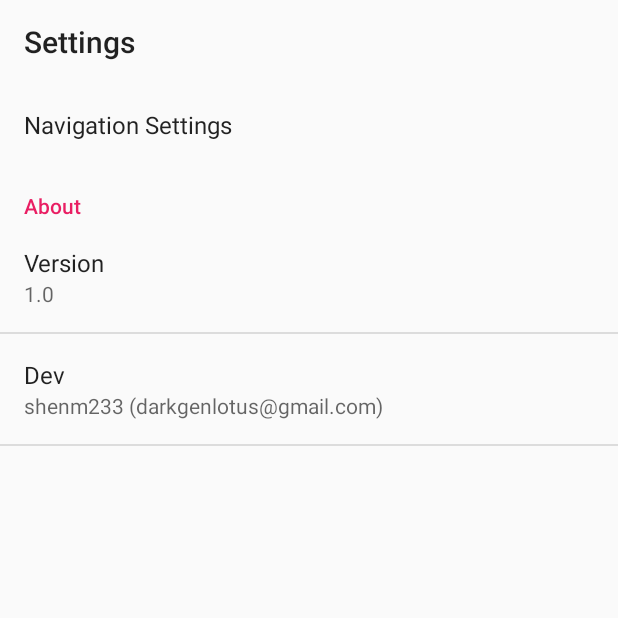
After one commit to K56Flex/Mmaps, an Android app: the SettingsActivity screen opened directly, with no data from a screen before it, on a phone screen of 412 x 824 dp, the top half of it. The commit adds this screen. Run offline under Robolectric (Android 15) with nearby library versions, the phone set to English and light mode, and no system bars.

Commit message:
add initial Settings

```diff
--- a/app/src/main/AndroidManifest.xml
+++ b/app/src/main/AndroidManifest.xml
@@ -58,6 +58,12 @@
 
         </activity>
 
+        <activity
+            android:name=".ui.SettingsActivity"
+            android:label="@string/settings">
+
+        </activity>
+
     </application>
 
 </manifest>
--- a/app/src/main/java/dg/shenm233/mmaps/ui/MainActivity.java
+++ b/app/src/main/java/dg/shenm233/mmaps/ui/MainActivity.java
@@ -73,6 +73,9 @@ public class MainActivity extends BaseActivity implements IDrawerView {
                 } else if (itemId == R.id.navigation_offline) {
                     Intent intent = new Intent(MainActivity.this, OfflineMapActivity.class);
                     startActivity(intent);
+                } else if (itemId == R.id.navigation_settings) {
+                    Intent intent = new Intent(MainActivity.this, SettingsActivity.class);
+                    startActivity(intent);
                 }
                 return true;
             }
--- /dev/null
+++ b/app/src/main/java/dg/shenm233/mmaps/ui/SettingsActivity.java
@@ -0,0 +1,40 @@
+package dg.shenm233.mmaps.ui;
+
+import android.app.Activity;
+import android.app.Fragment;
+import android.app.FragmentTransaction;
+import android.content.Intent;
+import android.os.Bundle;
+
+import dg.shenm233.mmaps.R;
+import dg.shenm233.mmaps.ui.maps.MapsFragment;
+import dg.shenm233.mmaps.ui.setting.GeneralSettingsFragment;
+import dg.shenm233.mmaps.ui.setting.NaviSettingsFragment;
+
+public class SettingsActivity extends Activity {
+    public static final String FRAGMENT_TO_START = "start_fragment";
+
+    public static final String GENERAL_FRAGMENT = "general_fragment";
+    public static final String NAVI_FRAGMENT = "navi_fragment";
+
+    @Override
+    public void onCreate(Bundle savedInstanceState) {
+        super.onCreate(savedInstanceState);
+        setContentView(R.layout.activity_settings);
+
+        Intent intent = getIntent();
+        String fragmentToStart = intent.getStringExtra(FRAGMENT_TO_START);
+
+        Fragment fragment;
+        if (NAVI_FRAGMENT.equals(fragmentToStart)) {
+            fragment = new NaviSettingsFragment();
+        } else {
+            fragment = new GeneralSettingsFragment();
+        }
+
+        FragmentTransaction ft = getFragmentManager().beginTransaction();
+        ft.replace(R.id.main_content, fragment, MapsFragment.class.getName());
+        ft.commit();
+    }
+
+}
--- /dev/null
+++ b/app/src/main/java/dg/shenm233/mmaps/ui/setting/GeneralSettingsFragment.java
@@ -0,0 +1,36 @@
+package dg.shenm233.mmaps.ui.setting;
+
+import android.app.FragmentTransaction;
+import android.os.Bundle;
+import android.preference.Preference;
+import android.preference.PreferenceFragment;
+
+import dg.shenm233.mmaps.BuildConfig;
+import dg.shenm233.mmaps.R;
+
+public class GeneralSettingsFragment extends PreferenceFragment
+        implements Preference.OnPreferenceClickListener {
+    private static final String navi_settings = "navi_settings";
+    private static final String version = "version";
+
+    @Override
+    public void onCreate(Bundle savedInstanceState) {
+        super.onCreate(savedInstanceState);
+        addPreferencesFromResource(R.xml.preference_general);
+        findPreference(navi_settings).setOnPreferenceClickListener(this);
+        findPreference(version).setSummary(BuildConfig.VERSION_NAME);
+    }
+
+    @Override
+    public boolean onPreferenceClick(Preference preference) {
+        if (navi_settings.equals(preference.getKey())) {
+            FragmentTransaction ft = getFragmentManager().beginTransaction();
+            ft.replace(R.id.main_content, new NaviSettingsFragment(), NaviSettingsFragment.class.getSimpleName());
+            ft.addToBackStack(null);
+            ft.commit();
+            return true;
+        }
+
+        return false;
+    }
+}
--- /dev/null
+++ b/app/src/main/res/layout/activity_settings.xml
@@ -0,0 +1,18 @@
+<?xml version="1.0" encoding="utf-8"?>
+<LinearLayout xmlns:android="http://schemas.android.com/apk/res/android"
+    xmlns:app="http://schemas.android.com/apk/res-auto"
+    android:layout_width="match_parent"
+    android:layout_height="match_parent"
+    android:orientation="vertical">
+
+    <android.support.v7.widget.Toolbar
+        android:layout_width="match_parent"
+        android:layout_height="56dp"
+        app:title="@string/settings" />
+
+    <FrameLayout
+        android:id="@+id/main_content"
+        android:layout_width="match_parent"
+        android:layout_height="match_parent" />
+
+</LinearLayout>
--- a/app/src/main/res/menu/drawer.xml
+++ b/app/src/main/res/menu/drawer.xml
@@ -22,6 +22,11 @@
             android:icon="@drawable/ic_file_download_black_24dp"
             android:title="@string/offline_map_download" />
 
+        <item
+            android:id="@+id/navigation_settings"
+            android:icon="@drawable/ic_settings_black_24dp"
+            android:title="@string/settings" />
+
     </group>
 
 </menu>
--- a/app/src/main/res/values/strings.xml
+++ b/app/src/main/res/values/strings.xml
@@ -86,4 +86,17 @@
     <string name="navi_not_supported_strategy">this strategy is not supported,please consider another.</string>
     <string name="navi_failure">Navigation failed.</string>
     <string name="navi_permission_failed">Phone and Location permissions are required for navigation.</string>
+
+    <string name="settings">Settings</string>
+    <string name="about">About</string>
+    <string name="dev">Dev</string>
+    <string name="version">Version</string>
+
+    <string name="navi_settings">Navigation Settings</string>
+    <string name="navi_keep_screen_bright">Keep screen bright</string>
+    <string name="navi_night_mode">Night Mode</string>
+    <string name="navi_recalc_for_jam">Recalculate route for traffic jam</string>
+    <string name="navi_recalc_for_jam_summary">only used for driving,requires network connection</string>
+    <string name="navi_recalc_for_yaw">Recalculate route for yaw</string>
+    <string name="navi_recalc_for_yaw_summary">only used for driving,requires network connection</string>
 </resources>
--- /dev/null
+++ b/app/src/main/res/xml/preference_general.xml
@@ -0,0 +1,21 @@
+<?xml version="1.0" encoding="utf-8"?>
+<PreferenceScreen xmlns:android="http://schemas.android.com/apk/res/android"
+    android:title="@string/settings">
+
+    <Preference
+        android:key="navi_settings"
+        android:title="@string/navi_settings" />
+
+    <PreferenceCategory android:title="@string/about">
+
+        <Preference
+            android:key="version"
+            android:title="@string/version" />
+
+        <Preference
+            android:summary="shenm233 (darkgenlotus@gmail.com)"
+            android:title="@string/dev" />
+
+    </PreferenceCategory>
+
+</PreferenceScreen>
```
Also changed, not shown: app/src/main/java/dg/shenm233/mmaps/model/NaviSettings.java (added, +64 -0 lines), app/src/main/java/dg/shenm233/mmaps/ui/NaviActivity.java (+22 -2 lines), app/src/main/java/dg/shenm233/mmaps/ui/setting/NaviSettingsFragment.java (added, +21 -0 lines), app/src/main/res/drawable-anydpi-v21/ic_settings_black_24dp.xml (added, +9 -0 lines), app/src/main/res/xml/preference_navi.xml (added, +23 -0 lines), 1 other file.
